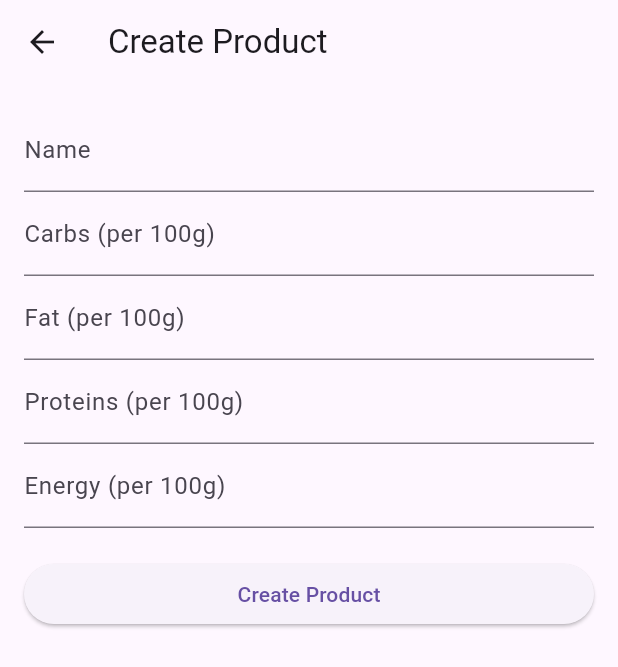
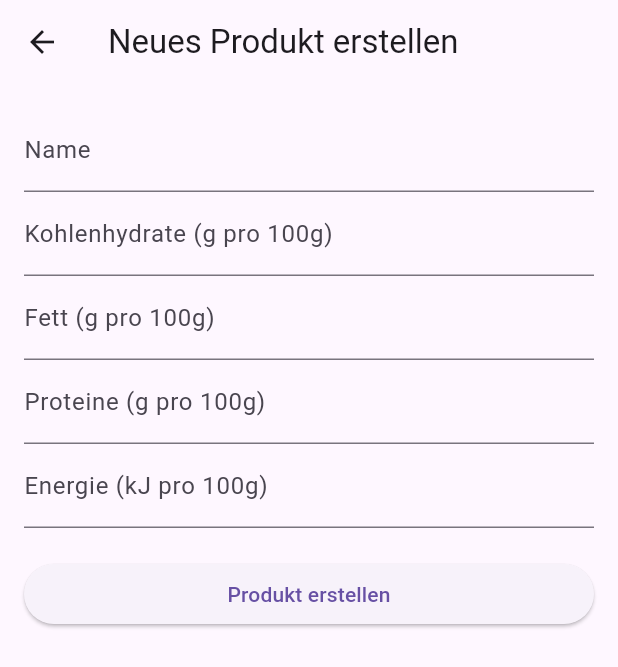
Before and after one commit to Looby72/food_tracker, a Flutter app: the CreateProductScreen screen opened directly, on a phone screen of 412 x 824 dp. Shown: the top 667 px of the screen. Run offline on Flutter 3.47's test engine with Material 3 defaults, Android fonts, the phone set to English and light mode, and no system bars; our stand-ins replace shared_preferences; missing offline and left inert: openfoodfacts; accounts and stored records are empty; generated files the repository leaves out were written again.

Commit message:
add posibility to create products that are not in the database

```diff
--- a/lib/app.dart
+++ b/lib/app.dart
@@ -1,19 +1,20 @@
 import 'package:flutter/material.dart';
 import 'package:flutter_gen/gen_l10n/app_localizations.dart';
 import 'package:flutter_localizations/flutter_localizations.dart';
-import 'package:food_tracker/ui/screens/add_food_screen.dart';
-import 'package:openfoodfacts/openfoodfacts.dart';
 import 'package:provider/provider.dart';
 
 import 'controllers/daily_food_controller.dart';
 import 'controllers/product_storage_controller.dart';
 import 'controllers/settings_controller.dart';
 import 'controllers/nutrient_goal_controller.dart';
+import 'data/internal_product.dart';
 import 'data/routes.dart';
 import 'ui/screens/home_screen.dart';
 import 'ui/screens/product_detail_screen.dart';
 import 'ui/screens/settings_screen.dart';
 import 'ui/screens/daily_food_screen.dart';
+import 'ui/screens/create_prodcut_screen.dart';
+import 'ui/screens/add_food_screen.dart';
 
 /// The Widget that configures your application.
 class MyApp extends StatelessWidget {
@@ -76,12 +77,13 @@ class MyApp extends StatelessWidget {
               Routes.home: (context) => const HomeScreen(),
               Routes.settings: (context) => const SettingsScreen(),
               Routes.productDetail: (context) {
-                final product =
-                    ModalRoute.of(context)?.settings.arguments as Product?;
+                final product = ModalRoute.of(context)?.settings.arguments
+                    as InternalProduct?;
                 return ProductDetailScreen(product: product!);
               },
               Routes.dailyFood: (context) => const DailyFoodScreen(),
               Routes.addFood: (context) => const AddFoodScreen(),
+              Routes.createProduct: (context) => const CreateProductScreen(),
             },
           ),
         );
--- a/lib/data/internal_product.dart
+++ b/lib/data/internal_product.dart
@@ -27,7 +27,7 @@ class InternalProduct {
 
   /// Create the internal representation of a product from a [Product] object
   InternalProduct.fromProduct({required Product product})
-      : name = product.productName ?? 'Unknown',
+      : name = product.productName ?? 'UnknownName',
         id = product.barcode != null
             ? 'ex_p_${product.barcode}'
             : 'ex_p_${_uuid.v4()}',
@@ -52,8 +52,8 @@ class InternalProduct {
         carbsPer100 = json['carbs'],
         fatPer100 = json['fat'],
         energyPer100 = json['energy'],
-        imageUrl = null,
-        brand = null;
+        imageUrl = json['imageUrl'],
+        brand = json['brand'];
 
   Map<String, dynamic> toJson() {
     return {
@@ -63,6 +63,8 @@ class InternalProduct {
       'carbs': carbsPer100,
       'fat': fatPer100,
       'energy': energyPer100,
+      'imageUrl': imageUrl,
+      'brand': brand,
     };
   }
 }
--- a/lib/data/routes.dart
+++ b/lib/data/routes.dart
@@ -4,4 +4,5 @@ class Routes {
   static const String productDetail = '/productDetail';
   static const String dailyFood = '/dailyFood';
   static const String addFood = '/addFood';
+  static const String createProduct = '/createProduct';
 }
--- a/lib/ui/screens/add_food_screen.dart
+++ b/lib/ui/screens/add_food_screen.dart
@@ -1,5 +1,6 @@
 import 'package:flutter/material.dart';
 
+import '../../data/routes.dart';
 import '../widgets/search_bar_widget.dart';
 import '../widgets/stored_products_widget.dart';
 
@@ -33,7 +34,7 @@ class AddFoodScreen extends StatelessWidget {
                       Card(
                         child: InkWell(
                           onTap: () {
-                            // Handle create new product action
+                            Navigator.pushNamed(context, Routes.createProduct);
                           },
                           child: const Padding(
                             padding: EdgeInsets.all(16.0),
--- a/lib/ui/screens/create_prodcut_screen.dart
+++ b/lib/ui/screens/create_prodcut_screen.dart
@@ -1,5 +1,7 @@
 import 'package:flutter/material.dart';
+import 'package:provider/provider.dart';
 
+import '../../controllers/product_storage_controller.dart';
 import '../../data/internal_product.dart';
 
 class CreateProductScreen extends StatefulWidget {
@@ -27,8 +29,11 @@ class _CreateProductScreenState extends State<CreateProductScreen> {
         energyPer100: double.parse(_energyController.text),
       );
 
-      // Handle the created product (e.g., save it to a database or state management solution)
-      print('Product created: ${product.name}');
+      // Add the product to the product storage
+      Provider.of<ProductStorageController>(context, listen: false)
+          .addProduct(product);
+
+      Navigator.pop(context);
     }
   }
 
@@ -36,7 +41,7 @@ class _CreateProductScreenState extends State<CreateProductScreen> {
   Widget build(BuildContext context) {
     return Scaffold(
       appBar: AppBar(
-        title: Text('Create Product'),
+        title: const Text('Neues Produkt erstellen'),
       ),
       body: Padding(
         padding: const EdgeInsets.all(16.0),
@@ -46,62 +51,74 @@ class _CreateProductScreenState extends State<CreateProductScreen> {
             children: [
               TextFormField(
                 controller: _nameController,
-                decoration: InputDecoration(labelText: 'Name'),
+                decoration: const InputDecoration(labelText: 'Name'),
                 validator: (value) {
                   if (value == null || value.isEmpty) {
-                    return 'Please enter a name';
+                    return 'Produktname eingeben';
                   }
                   return null;
                 },
               ),
               TextFormField(
                 controller: _carbsController,
-                decoration: InputDecoration(labelText: 'Carbs (per 100g)'),
+                decoration: const InputDecoration(
+                    labelText: 'Kohlenhydrate (g pro 100g)'),
                 keyboardType: TextInputType.number,
                 validator: (value) {
-                  if (value == null || value.isEmpty) {
-                    return 'Please enter carbs';
+                  if (value == null ||
+                      value.isEmpty ||
+                      double.tryParse(value) == null) {
+                    return 'Bitte eine gültige Zahl eingeben';
                   }
                   return null;
                 },
               ),
               TextFormField(
                 controller: _fatController,
-                decoration: InputDecoration(labelText: 'Fat (per 100g)'),
+                decoration:
+                    const InputDecoration(labelText: 'Fett (g pro 100g)'),
                 keyboardType: TextInputType.number,
                 validator: (value) {
-                  if (value == null || value.isEmpty) {
-                    return 'Please enter fat';
+                  if (value == null ||
+                      value.isEmpty ||
+                      double.tryParse(value) == null) {
+                    return 'Bitte eine gültige Zahl eingeben';
                   }
                   return null;
                 },
               ),
               TextFormField(
                 controller: _proteinsController,
-                decoration: InputDecoration(labelText: 'Proteins (per 100g)'),
+                decoration:
+                    const InputDecoration(labelText: 'Proteine (g pro 100g)'),
                 keyboardType: TextInputType.number,
                 validator: (value) {
-                  if (value == null || value.isEmpty) {
-                    return 'Please enter proteins';
+                  if (value == null ||
+                      value.isEmpty ||
+                      double.tryParse(value) == null) {
+                    return 'Bitte eine gültige Zahl eingeben';
                   }
                   return null;
                 },
               ),
               TextFormField(
                 controller: _energyController,
-                decoration: InputDecoration(labelText: 'Energy (per 100g)'),
+                decoration:
+                    const InputDecoration(labelText: 'Energie (kJ pro 100g)'),
                 keyboardType: TextInputType.number,
                 validator: (value) {
-                  if (value == null || value.isEmpty) {
-                    return 'Please enter energy';
+                  if (value == null ||
+                      value.isEmpty ||
+                      double.tryParse(value) == null) {
+                    return 'Bitte eine gültige Zahl eingeben';
                   }
                   return null;
                 },
               ),
-              SizedBox(height: 20),
+              const SizedBox(height: 20),
               ElevatedButton(
                 onPressed: _createProduct,
-                child: Text('Create Product'),
+                child: const Text('Produkt erstellen'),
               ),
             ],
           ),
--- a/lib/ui/screens/product_detail_screen.dart
+++ b/lib/ui/screens/product_detail_screen.dart
@@ -1,5 +1,4 @@
 import 'package:flutter/material.dart';
-import 'package:openfoodfacts/openfoodfacts.dart';
 import 'package:provider/provider.dart';
 
 import '../../controllers/daily_food_controller.dart';
@@ -9,7 +8,7 @@ import '../../data/internal_product.dart';
 class ProductDetailScreen extends StatelessWidget {
   const ProductDetailScreen({super.key, required this.product});
 
-  final Product product;
+  final InternalProduct product;
 
   @override
   Widget build(BuildContext context) {
@@ -28,11 +27,8 @@ class ProductDetailScreen extends StatelessWidget {
                     onPressed: () {
                       final double grams =
                           double.tryParse(weightController.text) ?? 0.0;
-                      final InternalProduct internalProduct =
-                          InternalProduct.fromProduct(product: product);
-                      dailyFoodController.addProductToDailyFood(
-                          internalProduct, grams);
-                      productStorageController.addProduct(internalProduct);
+                      dailyFoodController.addProductToDailyFood(product, grams);
+                      productStorageController.addProduct(product);
                       Navigator.pop(context);
                     },
                   );
@@ -48,16 +44,16 @@ class ProductDetailScreen extends StatelessWidget {
           crossAxisAlignment: CrossAxisAlignment.start,
           children: [
             Text(
-              product.productName ?? 'No product name available',
+              product.name,
               style: const TextStyle(
                 fontSize: 24,
                 fontWeight: FontWeight.bold,
               ),
             ),
             const SizedBox(height: 16),
-            product.imageFrontUrl != null
+            product.imageUrl != null
                 ? Image.network(
-                    product.imageFrontUrl!,
+                    product.imageUrl!,
                     width: 200,
                     height: 200,
                     fit: BoxFit.cover,
@@ -73,28 +69,28 @@ class ProductDetailScreen extends StatelessWidget {
             ),
             const SizedBox(height: 8),
             Text(
-              'Energy (kJ): ${product.nutriments?.getComputedKJ(PerSize.oneHundredGrams) ?? 'N/A'}',
+              'Energy (kJ): ${product.energyPer100}',
               style: const TextStyle(
                 fontSize: 16,
               ),
             ),
             const SizedBox(height: 8),
             Text(
-              'Carbs: ${product.nutriments?.getValue(Nutrient.carbohydrates, PerSize.oneHundredGrams) ?? 'N/A'}',
+              'Carbs: ${product.carbsPer100}',
               style: const TextStyle(
                 fontSize: 16,
               ),
             ),
             const SizedBox(height: 8),
             Text(
-              'Fat: ${product.nutriments?.getValue(Nutrient.fat, PerSize.oneHundredGrams) ?? 'N/A'}',
+              'Fat: ${product.fatPer100}',
               style: const TextStyle(
                 fontSize: 16,
               ),
             ),
             const SizedBox(height: 8),
             Text(
-              'Proteins: ${product.nutriments?.getValue(Nutrient.proteins, PerSize.oneHundredGrams) ?? 'N/A'}',
+              'Proteins: ${product.proteinPer100}',
               style: const TextStyle(
                 fontSize: 16,
               ),
--- a/lib/ui/widgets/search_bar_widget.dart
+++ b/lib/ui/widgets/search_bar_widget.dart
@@ -2,6 +2,7 @@ import 'dart:async';
 import 'package:flutter/material.dart';
 import 'package:openfoodfacts/openfoodfacts.dart';
 
+import '../../data/internal_product.dart';
 import '../../data/routes.dart';
 
 const Duration debounceDuration = Duration(milliseconds: 500);
@@ -92,10 +93,12 @@ class _ProductSearchState extends State<ProductSearch> {
                   ? Image.network(product.imageFrontUrl!)
                   : null,
               onTap: () {
+                final InternalProduct internalProduct =
+                    InternalProduct.fromProduct(product: product);
                 Navigator.pushNamed(
                   context,
                   Routes.productDetail,
-                  arguments: product,
+                  arguments: internalProduct,
                 );
               },
             );
```
Also changed, not shown: lib/ui/widgets/stored_products_widget.dart (+7 -1 lines).
